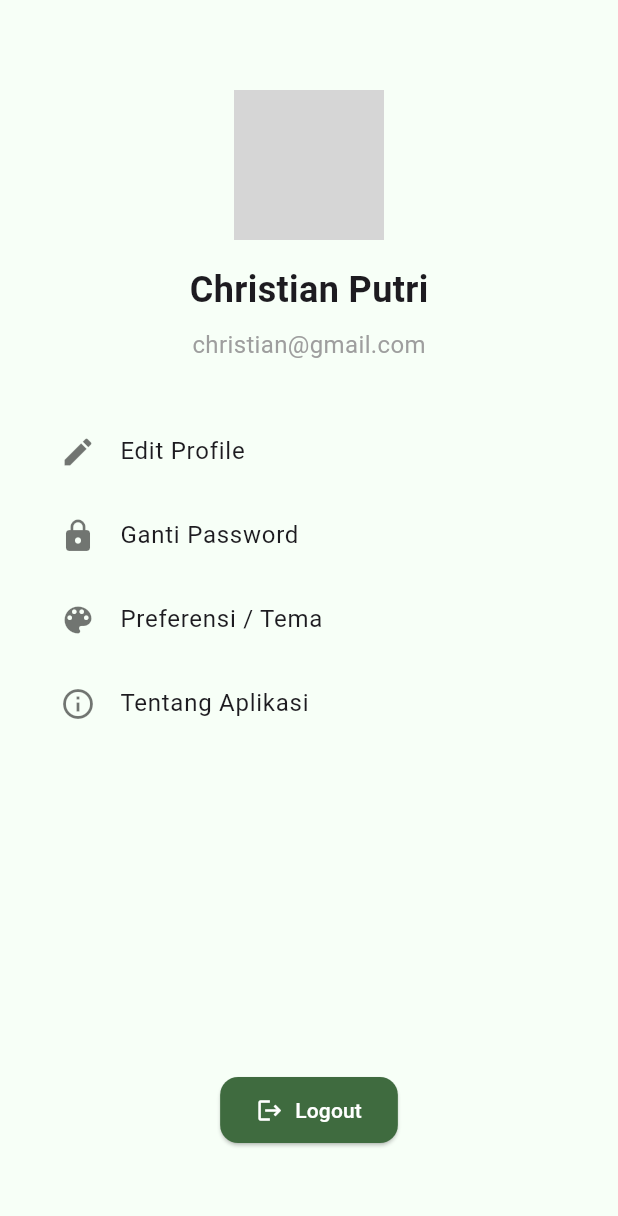
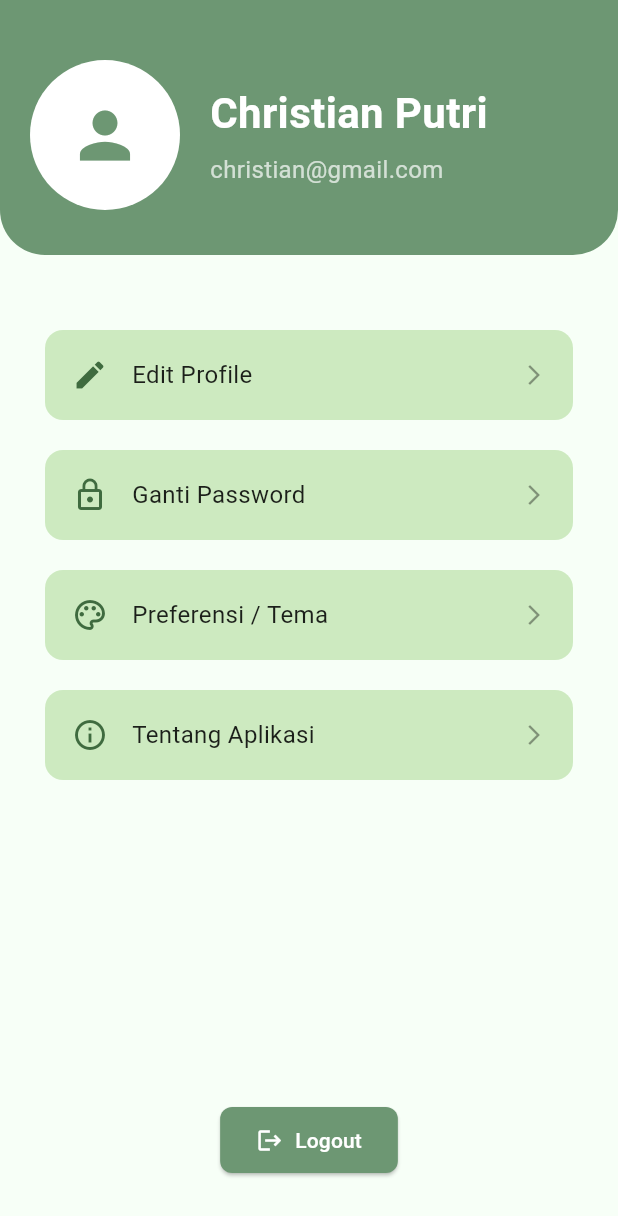
Before and after one commit to christianptrii/TodoApp_Flutter, a Flutter app: the ProfileScreen screen opened directly, on a phone screen of 412 x 824 dp. Shown: the top 1216 px of the screen. Run offline on Flutter 3.47's test engine with Material 3 defaults, Android fonts, the phone set to English and light mode, and no system bars; our stand-ins replace font_awesome_flutter; Roboto replaces fonts that are missing (inter); grey boxes are pictures that could not be loaded.

Commit message:
Mengedit Halaman Profile

```diff
--- a/lib/profileScreen.dart
+++ b/lib/profileScreen.dart
@@ -6,64 +6,69 @@ class ProfileScreen extends StatelessWidget {
 
   @override
   Widget build(BuildContext context) {
-    final Color pastelGreen = const Color(0xFFCDEAC0);
-    final Color greenText = const Color(0xFF3F6B3F);
-
     return Scaffold(
       backgroundColor: const Color(0xFFF7FFF7),
-      body: Padding(
-        padding: const EdgeInsets.symmetric(horizontal: 24, vertical: 60),
-        child: Column(
+      body: Column(
+        children: [
+          Container(
+            padding: const EdgeInsets.only(top: 40, left: 20, right: 20, bottom: 30),
+            decoration: const BoxDecoration(
+              color: Color(0xFF6D9773),
+              borderRadius: BorderRadius.only(
+                bottomLeft: Radius.circular(30),
+                bottomRight: Radius.circular(30),
+              ),
+            ),
+            child: Row(
               crossAxisAlignment: CrossAxisAlignment.center,
               children: [
-            const CircleAvatar(
+                CircleAvatar(
                   radius: 50,
-              backgroundImage: AssetImage('assets/profile.jpg'),
+                  backgroundColor: Colors.white,
+                  child: Icon(Icons.person, size: 50, color: Color(0xFF6D9773)),
                 ),
-            const SizedBox(height: 16),
-            const Text(
+                const SizedBox(width: 20),
+                Column(
+                  crossAxisAlignment: CrossAxisAlignment.start,
+                  children: const [
+                    Text(
                       "Christian Putri",
-              style: TextStyle(fontSize: 24, fontWeight: FontWeight.bold),
+                      style: TextStyle(
+                        color: Colors.white,
+                        fontSize: 28,
+                        fontWeight: FontWeight.bold,
                       ),
-            const SizedBox(height: 8),
-            const Text(
+                    ),
+                    SizedBox(height: 6),
+                    Text(
                       "christian@gmail.com",
-              style: TextStyle(fontSize: 16, color: Colors.grey),
+                      style: TextStyle(
+                        color: Colors.white70,
+                        fontSize: 16,
                       ),
-            const SizedBox(height: 32),
-
-            // Menu edit profil
-            ListTile(
-              leading: const Icon(Icons.edit, color: Colors.black54),
-              title: const Text("Edit Profile"),
-              onTap: () {},
                     ),
-            ListTile(
-              leading: const Icon(Icons.lock, color: Colors.black54),
-              title: const Text("Ganti Password"),
-              onTap: () {},
+                  ],
                 ),
-            ListTile(
-              leading: const Icon(Icons.color_lens, color: Colors.black54),
-              title: const Text("Preferensi / Tema"),
-              onTap: () {},
+              ],
             ),
-            ListTile(
-              leading: const Icon(Icons.info_outline, color: Colors.black54),
-              title: const Text("Tentang Aplikasi"),
-              onTap: () {},
           ),
+          const SizedBox(height: 40),
+          Expanded(
+            child: Padding(
+              padding: const EdgeInsets.symmetric(horizontal: 30),
+              child: Column(
+                children: [
+                  buildProfileOption(Icons.edit, "Edit Profile"),
+                  buildProfileOption(Icons.lock_outline, "Ganti Password"),
+                  buildProfileOption(Icons.color_lens_outlined, "Preferensi / Tema"),
+                  buildProfileOption(Icons.info_outline, "Tentang Aplikasi"),
                   const Spacer(),
-            ElevatedButton.icon(
+                  Center(
+                    child: ElevatedButton.icon(
                       style: ElevatedButton.styleFrom(
-                backgroundColor: greenText,
-                padding: const EdgeInsets.symmetric(
-                  horizontal: 24,
-                  vertical: 12,
-                ),
-                shape: RoundedRectangleBorder(
-                  borderRadius: BorderRadius.circular(12),
-                ),
+                        backgroundColor: const Color(0xFF6D9773),
+                        shape: RoundedRectangleBorder(borderRadius: BorderRadius.circular(8)),
+                        padding: const EdgeInsets.symmetric(horizontal: 24, vertical: 12),
                       ),
                       onPressed: () {
                         Navigator.pushReplacement(
@@ -72,13 +77,39 @@ class ProfileScreen extends StatelessWidget {
                         );
                       },
                       icon: const Icon(Icons.logout, color: Colors.white),
-              label: const Text(
-                "Logout",
-                style: TextStyle(color: Colors.white),
+                      label: const Text("Logout", style: TextStyle(color: Colors.white)),
                     ),
                   ),
+                  const SizedBox(height: 40),
                 ],
               ),
+            ),
+          )
+        ],
+      ),
+    );
+  }
+
+  static Widget buildProfileOption(IconData icon, String title) {
+    return Container(
+      margin: const EdgeInsets.symmetric(vertical: 10),
+      padding: const EdgeInsets.all(18),
+      decoration: BoxDecoration(
+        color: const Color(0xFFCDEAC0),
+        borderRadius: BorderRadius.circular(12),
+      ),
+      child: Row(
+        children: [
+          Icon(icon, color: const Color(0xFF3F6B3F)),
+          const SizedBox(width: 16),
+          Expanded(
+            child: Text(
+              title,
+              style: const TextStyle(fontSize: 16, color: Colors.black87),
+            ),
+          ),
+          const Icon(Icons.arrow_forward_ios, size: 16, color: Colors.black38),
+        ],
       ),
     );
   }
```
Lines whose indentation alone changed are shown as unchanged.
